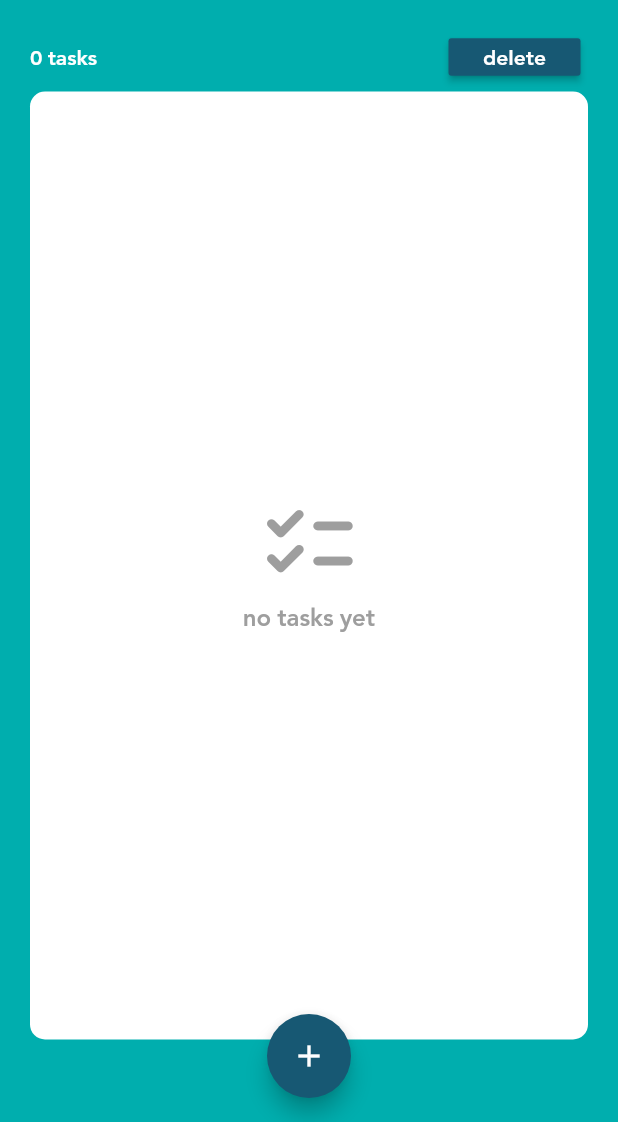
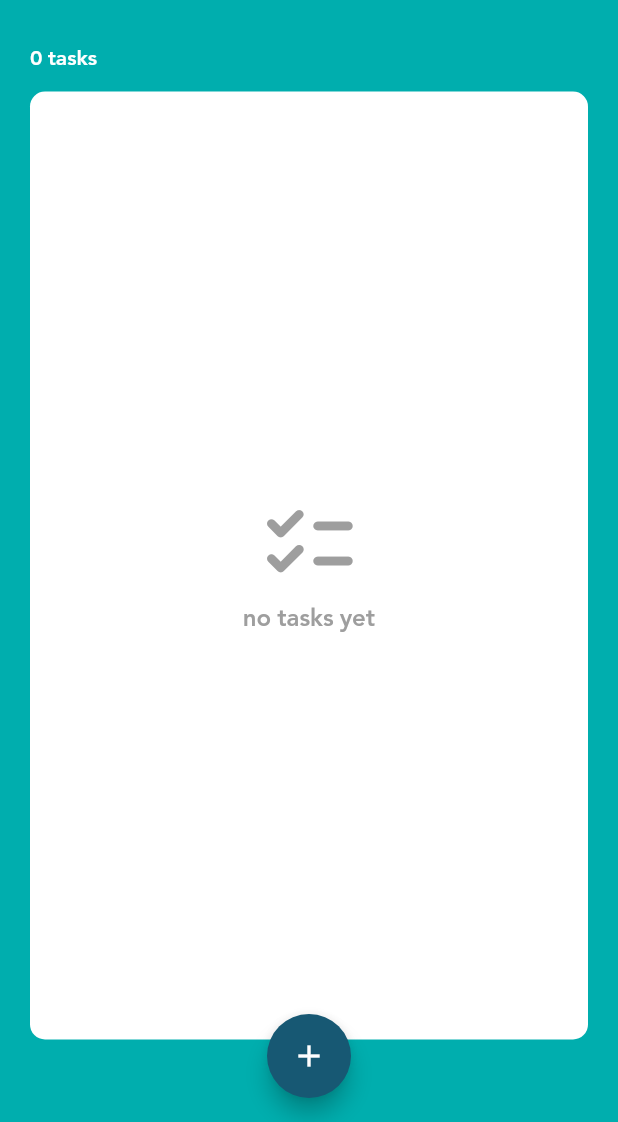
Before and after one commit to ahmedhamdi11/todo_app, a Flutter app: the screen it shows after launch, on a phone screen of 412 x 824 dp, the part 114-1236 px from its top. Run offline on Flutter 3.47's test engine with Material 2 defaults, Android fonts, the phone set to English and light mode, and no system bars; our stand-ins replace flutter_bloc, flutter_slidable, sqflite; accounts and stored records are empty.

Commit message:
delete button removed

```diff
--- a/lib/cubit/cubit.dart
+++ b/lib/cubit/cubit.dart
@@ -76,12 +76,6 @@ class AppCubit extends Cubit<AppStates> {
     });
   }
 
-  void deleteAllFromDatabase() async {
-    await tasksDatabase.rawDelete('DELETE FROM TASKS').then((value) {
-      getDataFromDatabase(tasksDatabase);
-    });
-  }
-
 ///////////////////
   void updateTaskContentInDatabase({
     required String newTaskContent,
--- a/lib/layout/home_layout.dart
+++ b/lib/layout/home_layout.dart
@@ -50,8 +50,8 @@ class HomeLayout extends StatelessWidget {
               crossAxisAlignment: CrossAxisAlignment.start,
               children: [
                 //App Title (What ToDo)
-                Row(
-                  children: const [
+                const Row(
+                  children: [
                     Icon(
                       Icons.done_all_outlined,
                       size: 30,
@@ -62,13 +62,11 @@ class HomeLayout extends StatelessWidget {
                     ),
                     Text(
                       'What ToDo',
-                      style:
-                          TextStyle(
-                              fontSize: 30,
-                              fontWeight: FontWeight.w900,
-                              color: Colors.white,
-                              fontFamily: 'jannah'
-                          ),
+                      style: TextStyle(
+                          fontSize: 30,
+                          fontWeight: FontWeight.w900,
+                          color: Colors.white,
+                          fontFamily: 'jannah'),
                     ),
                   ],
                 ),
@@ -77,64 +75,10 @@ class HomeLayout extends StatelessWidget {
                 ),
 
                 // number of tasks
-                Row(
-                  children: [
-                    Text(
-                      '${cubit.tasksData.length} tasks',
-                      style: const TextStyle(fontWeight: FontWeight.bold,color: Colors.white),
-                    ),
-                    const Spacer(),
-                    SizedBox(
-                      height: 25,
-                      child: MaterialButton(
-                           color: secondaryColor,
-                          onPressed: () {
-                            showDialog(
-
-                                context: context,
-                                builder: (context) => AlertDialog(
-                                      content: const Text(
-                                          'are you sure you want to delete all todos?'),
-                                      actions: [
-                                        MaterialButton(
-                                          height: 30,
-                                          color:Colors.red,
-                                            onPressed: () {
-                                              cubit.deleteAllFromDatabase();
-                                              Navigator.pop(context);
-                                            },
-                                            child: const Text(
-                                              'delete',
-                                              style: TextStyle(
-                                                  color: Colors.white,
-                                                  fontWeight: FontWeight.bold),
-                                            )),
-                                        MaterialButton(
-                                          height: 30,
-                                            color:secondaryColor,
-                                            onPressed: () {
-                                              Navigator.pop(context);
-                                            },
-                                            child: const Text(
-                                              'Cancel',
-                                              style: TextStyle(
-                                                  color: Colors.white,
-                                                  fontWeight: FontWeight.bold),
-                                            ))
-                                      ],
-                                    ));
-                          },
-                          child:const Text(
-                            'delete',
-                            style: TextStyle(
-                                color: Colors.white,
-                                fontWeight: FontWeight.bold),
-                          )),
-                    ),
-                    const SizedBox(
-                      width: 5.0,
-                    )
-                  ],
+                Text(
+                  '${cubit.tasksData.length} tasks',
+                  style: const TextStyle(
+                      fontWeight: FontWeight.bold, color: Colors.white),
                 ),
 
                 //tasks list
@@ -149,10 +93,10 @@ class HomeLayout extends StatelessWidget {
                       child: cubit.tasksData.isEmpty
                           ?
                           //if there is no tasks
-                          Center(
+                          const Center(
                               child: Column(
                                 mainAxisSize: MainAxisSize.min,
-                                children: const [
+                                children: [
                                   Icon(
                                     Icons.checklist_rounded,
                                     color: Colors.grey,
```
Also changed, not shown: pubspec.yaml (+7 -14 lines), pubspec.lock, 1 other file.
